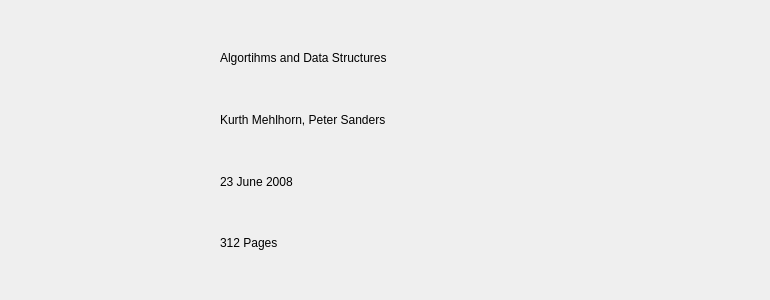
First picture: the form in bookwidget.ui, repository xenono/library-managment-system, before the edit.
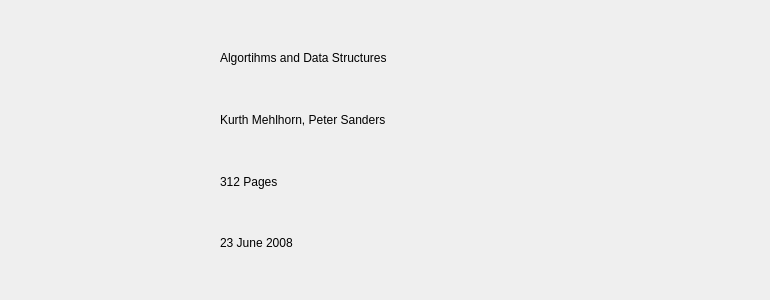
Second picture: the form after the edit. Icons and pictures are not drawn.

Commit message: Add GetAllBooks method to DB class which returns the QSqlQuery result, add AllBooksPage to app window.

```diff
--- a/bookwidget.ui
+++ b/bookwidget.ui
@@ -57,19 +57,19 @@
      </widget>
     </item>
     <item>
-     <widget class="QLabel" name="label_4">
-      <property name="text">
-       <string>23 June 2008</string>
-      </property>
-     </widget>
-    </item>
-    <item>
-     <widget class="QLabel" name="label_5">
+     <widget class="QLabel" name="PagesField">
       <property name="text">
        <string>312 Pages</string>
       </property>
      </widget>
     </item>
+    <item>
+     <widget class="QLabel" name="DateField">
+      <property name="text">
+       <string>23 June 2008</string>
+      </property>
+     </widget>
+    </item>
    </layout>
   </widget>
  </widget>
```
Left out of the diff: 6 changed lines with no effect on the pictures. The commit also changes 8 other files.
